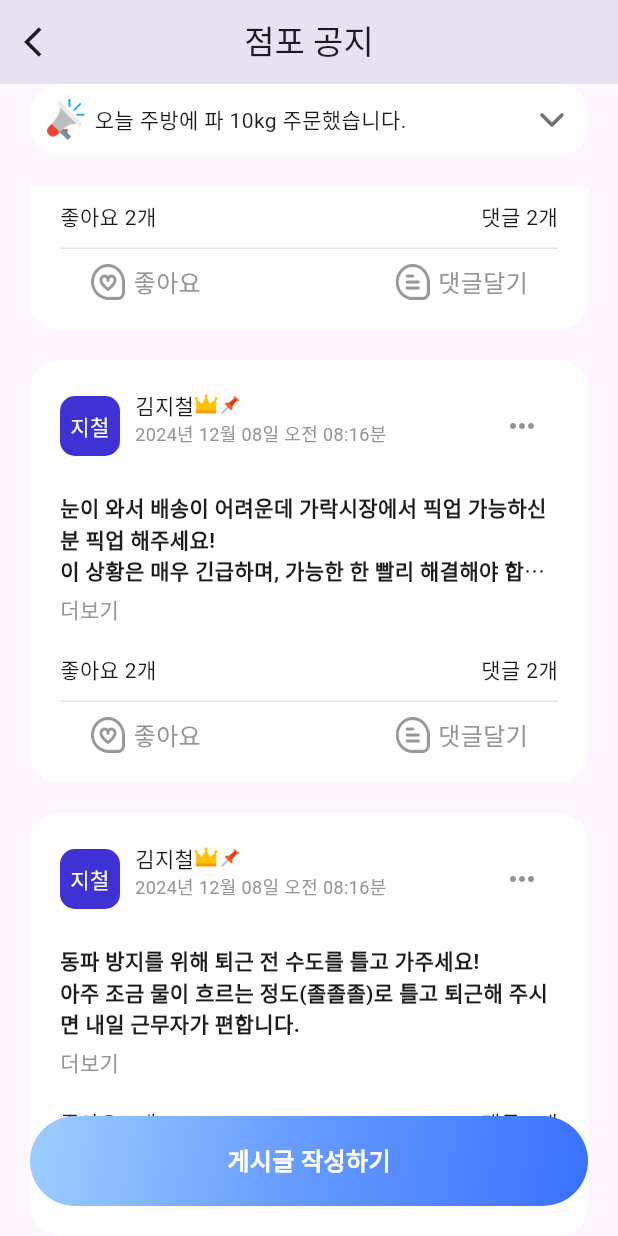
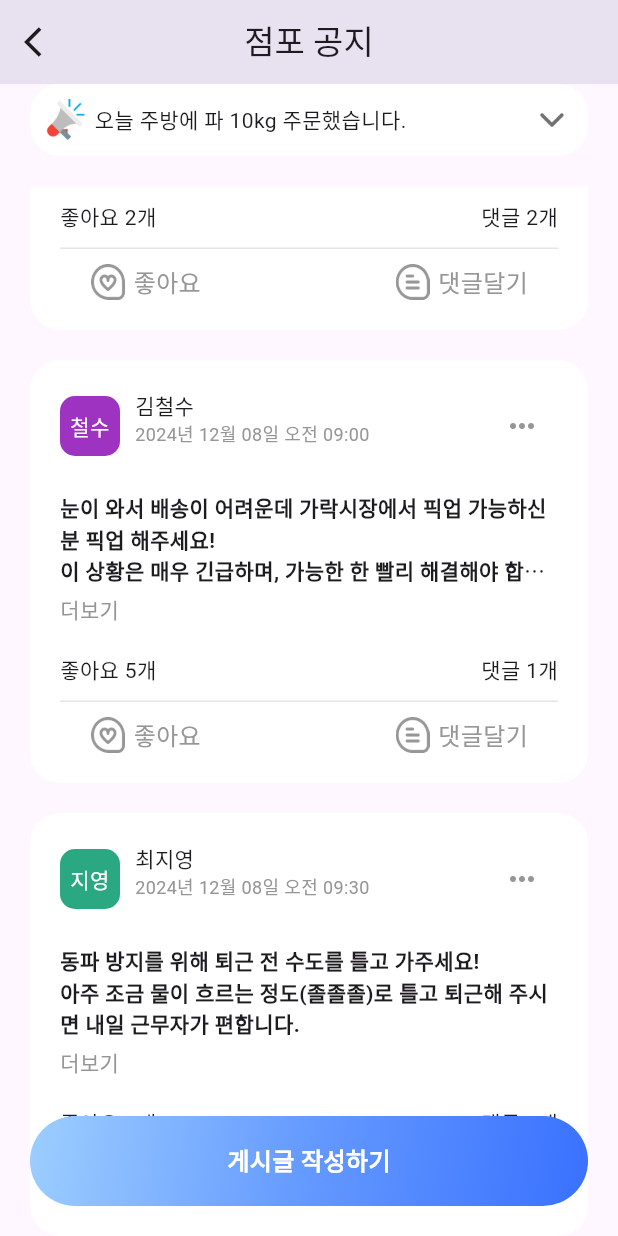
Before and after one commit to Hyeonjeong-JANG/flutter_board, a Flutter app: the screen it shows after launch, scrolled down 186 dp, on a phone screen of 412 x 824 dp. Run offline on Flutter 3.47's test engine with Material 3 defaults, Android fonts, the phone set to English and light mode, and no system bars; project files that could hold a hidden picture were left out.

Commit message:
mapping2

```diff
--- a/assets/data/board_contents.json
+++ b/assets/data/board_contents.json
@@ -1,23 +1,35 @@
 {
   "boardContents": [
     {
-      "author": "김지철",
+      "fullName": "김지철",
+      "shortName": "지철",
+      "iconColor": "3F32D5",
       "content": "오늘 주방에 파 10kg 주문했습니다. \n눈이 와서 배송이 어려운데 가락시장에서 픽업 가능한 분 픽업 해주세요! 🙏 픽업 해 주시면 감사하겠습니다.",
       "date": "2024년 12월 08일 오전 08:16",
+      "isPinned": true,
+      "isManager": true,
       "likes": 2,
       "comments": 2
     },
     {
-      "author": "김철수",
+      "fullName": "김철수",
+      "shortName": "철수",
+      "iconColor": "9E33C2",
       "content": "눈이 와서 배송이 어려운데 가락시장에서 픽업 가능하신 분 픽업 해주세요! \n이 상황은 매우 긴급하며, 가능한 한 빨리 해결해야 합니다. 날씨가 좋지 않아서 배송이 지연될 수 있으니, 픽업이 가능한 분이 있다면 즉시 연락해 주시기 바랍니다. /n고객의 요청을 충족시키기 위해 최선을 다해야 하며, 이 문제를 해결하는 것이 중요합니다.",
       "date": "2024년 12월 08일 오전 09:00",
+      "isPinned": false,
+      "isManager": false,
       "likes": 5,
       "comments": 1
     },
     {
-      "author": "최지영",
+      "fullName": "최지영",
+      "shortName": "지영",
+      "iconColor": "29A881",
       "content": "동파 방지를 위해 퇴근 전 수도를 틀고 가주세요! \n아주 조금 물이 흐르는 정도(졸졸졸)로 틀고 퇴근해 주시면 내일 근무자가 편합니다.\n매장 근처에 사는 분 중간에 확인 함 해주시면 감사하겠습니다. ",
       "date": "2024년 12월 08일 오전 09:30",
+      "isPinned": false,
+      "isManager": false,
       "likes": 3,
       "comments": 0
     }
--- a/lib/feature/presentation/pages/render_board_home/board_home_page.dart
+++ b/lib/feature/presentation/pages/render_board_home/board_home_page.dart
@@ -63,12 +63,16 @@ class _BoardHomePageState extends State<BoardHomePage> {
                             final content = snapshot.data![index];
 
                             return ContentBox(
-                              author: content['author'],
+                              fullName: content['fullName'],
+                              shortName: content['shortName'],
+                              iconColor: content['iconColor'],
                               content: content['content'],
                               date: content['date'],
                               likes: content['likes'],
                               comments: content['comments'],
                               maxLines: 3,
+                              isPinned: content['isPinned'],
+                              isManager: content['isManager'],
                             );
                           },
                           separatorBuilder: (context, index) {
@@ -166,20 +170,28 @@ class AlertOverView extends StatelessWidget {
 
 // 게시글
 class ContentBox extends StatelessWidget {
-  final String author;
+  final String fullName;
+  final String shortName;
+  final String iconColor;
   final String content;
   final String date;
   final int likes;
   final int comments;
   final int maxLines;
+  final bool isPinned;
+  final bool isManager;
   const ContentBox({
     super.key,
-    required this.author,
+    required this.fullName,
+    required this.shortName,
+    required this.iconColor,
     required this.content,
     required this.date,
     required this.likes,
     required this.comments,
     required this.maxLines,
+    required this.isPinned,
+    required this.isManager,
   });
 
   @override
@@ -206,12 +218,12 @@ class ContentBox extends StatelessWidget {
                             width: 40.0,
                             height: 40.0,
                             decoration: BoxDecoration(
-                              color: Color(0xFF3F32D5),
+                              color: Color(int.parse('0xFF$iconColor')),
                               borderRadius: BorderRadius.circular(10.0),
                             ),
                             alignment: Alignment.center,
                             child: Text(
-                              '지철',
+                              shortName,
                               textAlign: TextAlign.center,
                               style: TextStyle(color: Colors.white),
                             ),
@@ -222,12 +234,14 @@ class ContentBox extends StatelessWidget {
                             children: [
                               Row(
                                 children: [
-                                  Text('김지철'),
+                                  Text(fullName),
+                                  if (isManager)
                                     Image.asset(
                                       'assets/icons/crown.png',
                                       width: 16.0,
                                       height: 16.0,
                                     ),
+                                  if (isPinned)
                                     Image.asset(
                                       'assets/icons/pin.png',
                                       width: 16.0,
@@ -236,7 +250,7 @@ class ContentBox extends StatelessWidget {
                                 ],
                               ),
                               Text(
-                                '2024년 12월 08일 오전 08:16분',
+                                date,
                                 style: TextStyle(
                                   color: Color(0xFF969696),
                                   fontSize: 12.0,
@@ -301,8 +315,8 @@ class ContentBox extends StatelessWidget {
                 Row(
                   mainAxisAlignment: MainAxisAlignment.spaceBetween,
                   children: [
-                    Text('좋아요 2개'),
-                    Text('댓글 2개'),
+                    Text('좋아요 $likes개'),
+                    Text('댓글 $comments개'),
                   ],
                 ),
                 SizedBox(height: 10.0),
```
Lines whose indentation alone changed are shown as unchanged.
